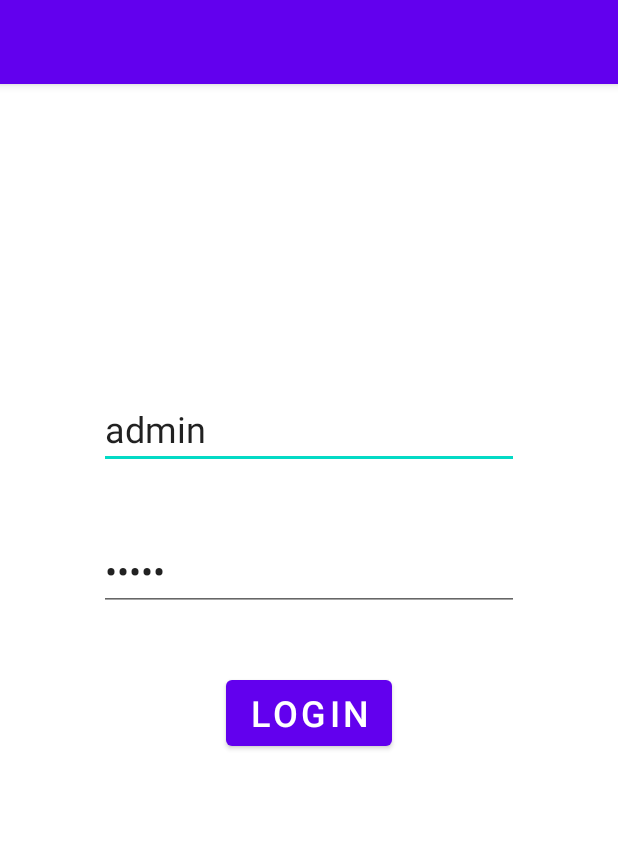
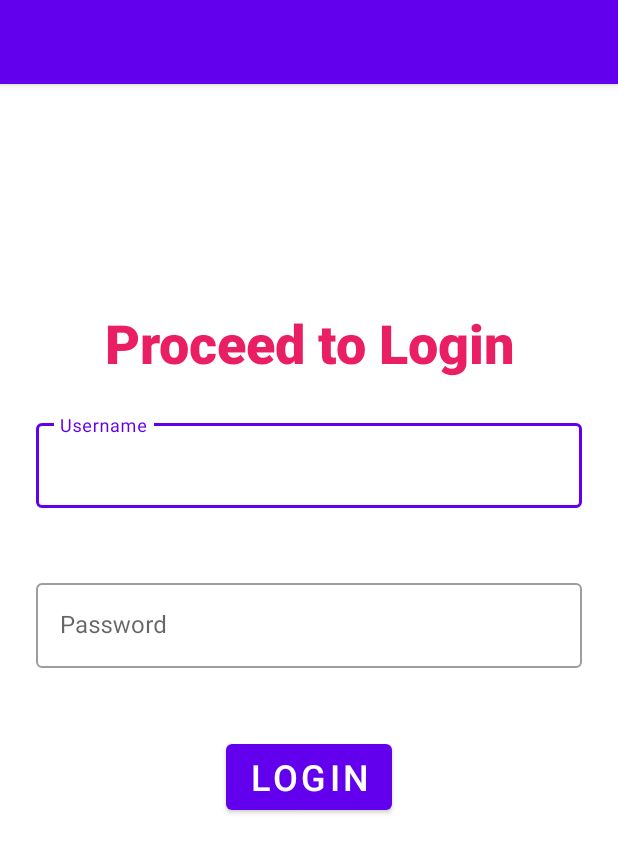
Before and after one commit to studiusvishal/ExpenseDataCollectorApp, an Android app: the screen it shows after launch (LoginActivity), on a phone screen of 412 x 824 dp. Shown: the top 853 px of the screen. Run offline under Robolectric (Android 15) with nearby library versions, the phone set to English and light mode, and no system bars; our stand-ins replace data binding; libraries missing offline, so code that uses them is left out: lombok.experimental; 1 statement that could not run was skipped.

Commit message:
View bining for LoginActivity

```diff
--- a/app/src/main/java/com/bhavsar/vishal/app/expensedatacollector/activities/AddExpenseActivity.java
+++ b/app/src/main/java/com/bhavsar/vishal/app/expensedatacollector/activities/AddExpenseActivity.java
@@ -154,8 +154,10 @@ public class AddExpenseActivity extends AppCompatActivity {
     }
 
     private void saveExpense(final ExpenseRecord expenseRecord) {
-        val expenseRequest =
-                ExpenseRequest.builder().requestBody(expenseRecord).headers(getHeaders()).build();
+        val expenseRequest = ExpenseRequest.builder()
+                        .requestBody(expenseRecord)
+                        .headers(getHeaders())
+                        .build();
         RetrofitHttpUtil.saveExpenseRecord(expenseRequest);
     }
 
--- a/app/src/main/java/com/bhavsar/vishal/app/expensedatacollector/activities/LoginActivity.java
+++ b/app/src/main/java/com/bhavsar/vishal/app/expensedatacollector/activities/LoginActivity.java
@@ -9,17 +9,19 @@ import static com.bhavsar.vishal.app.expensedatacollector.util.LoginUtility.logi
 import android.os.Bundle;
 import android.util.Log;
 import android.view.View;
-import android.widget.Button;
 import android.widget.EditText;
 import android.widget.ProgressBar;
 
 import androidx.appcompat.app.AppCompatActivity;
+import androidx.databinding.DataBindingUtil;
 
 import com.bhavsar.vishal.app.expensedatacollector.BuildConfig;
 import com.bhavsar.vishal.app.expensedatacollector.R;
+import com.bhavsar.vishal.app.expensedatacollector.databinding.ActivityLoginBinding;
 import com.bhavsar.vishal.app.expensedatacollector.util.LoginUtility;
 import com.bhavsar.vishal.app.expensedatacollector.util.SharedPreferencesUtil;
-import com.bhavsar.vishal.app.expensedatacollector.util.ToastUtil;
+
+import org.apache.commons.lang3.StringUtils;
 
 public class LoginActivity extends AppCompatActivity {
 
@@ -27,16 +29,14 @@ public class LoginActivity extends AppCompatActivity {
     private EditText editTextPassword;
     private ProgressBar loginProgressBar;
     private final SharedPreferencesUtil sharedPreferencesUtil = SharedPreferencesUtil.getInstance();
+    private ActivityLoginBinding activity;
 
     @Override
     protected void onCreate(final Bundle savedInstanceState) {
         super.onCreate(savedInstanceState);
-        setContentView(R.layout.activity_login);
-
-        Log.d("BASE_URL", BASE_URL);
-
+        activity = DataBindingUtil.setContentView(this, R.layout.activity_login);
+        Log.d("LOGIN_ACTIVITY", "Base URL: "+ BASE_URL);
         sharedPreferencesUtil.add(KEY_BASE_URL, BASE_URL);
-        loginProgressBar = findViewById(R.id.progressBar);
 
         // Launch main screen for development
         if (BuildConfig.DEBUG && BuildConfig.SKIP_LOGIN) {
@@ -44,24 +44,32 @@ public class LoginActivity extends AppCompatActivity {
             return;
         }
 
-        editTextUsername = findViewById(R.id.textUsername);
-        editTextPassword = findViewById(R.id.passwordTextbox);
-        final Button loginButton = findViewById(R.id.loginButton);
+        editTextUsername = activity.usernameEditText;
+        editTextPassword = activity.passwordEditText;
         editTextUsername.requestFocus();
-        loginButton.setOnClickListener(this::onClickLoginButton);
+        activity.loginButton.setOnClickListener(this::onClickLoginButton);
     }
 
     private void onClickLoginButton(final View view) {
         final String username = editTextUsername.getText().toString();
         final String password = editTextPassword.getText().toString();
 
-        // TODO: Add errorEnabled
-        if (username.isEmpty() || password.isEmpty()) {
-            ToastUtil.showToast("Please enter all details.");
+        boolean isValid = true;
+        if (StringUtils.isEmpty(username)) {
+            activity.loginUsernametextInputLayout.setError("Please enter username.");
+            isValid = false;
+        }
+        if (StringUtils.isEmpty(password)) {
+            activity.loginPasswordTextInputLayout.setError("Please enter password.");
+            isValid = false;
+        }
+
+        if (!isValid) {
             return;
         }
-        loginProgressBar.setVisibility(View.VISIBLE);
-        LoginUtility.login(username, password);
+
+        activity.loginProgressBar.setVisibility(View.VISIBLE);
+        login(username, password);
     }
 
     private void startMainActivity() {
--- a/app/src/main/java/com/bhavsar/vishal/app/expensedatacollector/util/LoginUtility.java
+++ b/app/src/main/java/com/bhavsar/vishal/app/expensedatacollector/util/LoginUtility.java
@@ -13,6 +13,8 @@ import com.bhavsar.vishal.app.expensedatacollector.activities.MainActivity;
 import com.bhavsar.vishal.app.expensedatacollector.http.RetrofitHttpUtil;
 import com.bhavsar.vishal.app.expensedatacollector.model.LoginRequest;
 import com.bhavsar.vishal.app.expensedatacollector.model.LoginRecord;
+
+import org.apache.commons.lang3.StringUtils;
 
 import java.util.Arrays;
 import java.util.Objects;
@@ -34,12 +36,15 @@ public final class LoginUtility {
 
     @NonNull
     private static LoginRecord prepareBody(final String username, final String password) {
-        return LoginRecord.builder().username(username).password(password).build();
+        return LoginRecord.builder()
+                .username(username)
+                .password(password)
+                .build();
     }
 
     private static void onSuccess(final String result) {
-        if (result.isEmpty()) {
-            loginFailed(new RuntimeException("Authorization failed!!!"));
+        if (StringUtils.isEmpty(result)) {
+            loginFailed(new RuntimeException("AuthToken is empty. Login failed!!!"));
             return;
         }
         sharedPreferences.add(KEY_AUTHORIZATION, result);
@@ -51,7 +56,7 @@ public final class LoginUtility {
     }
 
     private static void onError(final Throwable error) {
-        Log.e("APP_LOGIN", Arrays.toString(error.getStackTrace()));
+        Log.e("LOGIN_UTILITY", Arrays.toString(error.getStackTrace()));
         loginFailed(error);
     }
 
--- a/app/src/main/res/layout/activity_login.xml
+++ b/app/src/main/res/layout/activity_login.xml
@@ -1,87 +1,110 @@
 <?xml version="1.0" encoding="utf-8"?>
-<androidx.constraintlayout.widget.ConstraintLayout xmlns:android="http://schemas.android.com/apk/res/android"
+<layout xmlns:android="http://schemas.android.com/apk/res/android"
     xmlns:app="http://schemas.android.com/apk/res-auto"
-    xmlns:tools="http://schemas.android.com/tools"
+    xmlns:tools="http://schemas.android.com/tools">
+    <androidx.constraintlayout.widget.ConstraintLayout
         android:layout_width="match_parent"
         android:layout_height="match_parent"
         tools:context=".activities.LoginActivity">
 
-    <EditText
-        android:id="@+id/textUsername"
+        <!-- Horizontal Guideline -->
+        <androidx.constraintlayout.widget.Guideline
+            android:id="@+id/login_activity_guideline"
             android:layout_width="wrap_content"
             android:layout_height="wrap_content"
+            android:orientation="horizontal"
+            app:layout_constraintGuide_begin="124dp" />
+
+        <!-- Header label -->
+        <com.google.android.material.textview.MaterialTextView
+            android:id="@+id/proceedToLoginTextView"
+            android:layout_width="wrap_content"
+            android:layout_height="wrap_content"
+            android:layout_marginStart="24dp"
+            android:layout_marginTop="24dp"
+            android:layout_marginEnd="24dp"
+            android:ellipsize="end"
+            android:fontFamily="sans-serif-black"
+            android:gravity="center"
+            android:text="@string/proceed_to_login"
+            android:textColor="#E91E63"
+            android:textSize="36sp"
+            app:layout_constraintEnd_toEndOf="parent"
+            app:layout_constraintHorizontal_bias="0.5"
+            app:layout_constraintStart_toStartOf="parent"
+            app:layout_constraintTop_toTopOf="@+id/login_activity_guideline" />
+
+        <!-- Username -->
+        <com.google.android.material.textfield.TextInputLayout
+            android:id="@+id/loginUsernametextInputLayout"
+            style="@style/Widget.MaterialComponents.TextInputLayout.OutlinedBox"
+            android:layout_width="match_parent"
+            android:layout_height="wrap_content"
+            android:layout_marginStart="24dp"
+            android:layout_marginTop="24dp"
+            android:layout_marginEnd="24dp"
+            app:endIconMode="clear_text"
+            app:errorEnabled="true"
+            app:layout_constraintEnd_toEndOf="parent"
+            app:layout_constraintStart_toStartOf="parent"
+            app:layout_constraintTop_toBottomOf="@+id/proceedToLoginTextView">
+
+            <com.google.android.material.textfield.TextInputEditText
+                android:id="@+id/usernameEditText"
+                android:layout_width="match_parent"
+                android:layout_height="wrap_content"
+                android:hint="@string/enter_username"
+                android:inputType="text" />
+        </com.google.android.material.textfield.TextInputLayout>
+
+        <!-- Password -->
+        <com.google.android.material.textfield.TextInputLayout
+            android:id="@+id/loginPasswordTextInputLayout"
+            style="@style/Widget.MaterialComponents.TextInputLayout.OutlinedBox"
+            android:layout_width="match_parent"
+            android:layout_height="wrap_content"
+            android:layout_marginStart="24dp"
+            android:layout_marginTop="24dp"
+            android:layout_marginEnd="24dp"
+            android:hint="@string/enter_password"
+            app:endIconMode="clear_text"
+            app:errorEnabled="true"
+            app:layout_constraintEnd_toEndOf="parent"
+            app:layout_constraintStart_toStartOf="parent"
+            app:layout_constraintTop_toBottomOf="@+id/loginUsernametextInputLayout">
+            <com.google.android.material.textfield.TextInputEditText
+                android:id="@+id/passwordEditText"
+                android:layout_width="match_parent"
+                android:layout_height="wrap_content"
+                android:inputType="textPassword" />
+        </com.google.android.material.textfield.TextInputLayout>
+
+        <!-- Login Button -->
+        <com.google.android.material.button.MaterialButton
+            android:id="@+id/loginButton"
+            android:layout_width="wrap_content"
+            android:layout_height="56dp"
             android:layout_marginStart="16dp"
-        android:layout_marginLeft="16dp"
-        android:layout_marginTop="16dp"
+            android:layout_marginTop="24dp"
             android:layout_marginEnd="16dp"
-        android:layout_marginRight="16dp"
-        android:layout_marginBottom="16dp"
-        android:ems="10"
-        android:hint="Enter username"
-        android:inputType="textPersonName"
-        android:text="admin"
+            android:text="@string/log_in"
             android:textSize="24sp"
+            app:layout_constraintEnd_toEndOf="parent"
+            app:layout_constraintHorizontal_bias="0.5"
+            app:layout_constraintStart_toStartOf="parent"
+            app:layout_constraintTop_toBottomOf="@+id/loginPasswordTextInputLayout" />
+
+        <!-- Login progress indicator -->
+        <com.google.android.material.progressindicator.CircularProgressIndicator
+            android:id="@+id/loginProgressBar"
+            android:layout_width="wrap_content"
+            android:layout_height="wrap_content"
+            android:indeterminate="true"
+            android:visibility="gone"
             app:layout_constraintBottom_toBottomOf="parent"
             app:layout_constraintEnd_toEndOf="parent"
             app:layout_constraintHorizontal_bias="0.5"
             app:layout_constraintStart_toStartOf="parent"
-        app:layout_constraintTop_toTopOf="parent"
-        app:layout_constraintVertical_bias="0.274" />
-
-    <EditText
-        android:id="@+id/passwordTextbox"
-        android:layout_width="wrap_content"
-        android:layout_height="wrap_content"
-        android:layout_marginStart="16dp"
-        android:layout_marginLeft="16dp"
-        android:layout_marginTop="16dp"
-        android:layout_marginEnd="16dp"
-        android:layout_marginRight="16dp"
-        android:layout_marginBottom="16dp"
-        android:ems="10"
-        android:hint="Enter password"
-        android:inputType="textPassword"
-        android:text="admin"
-        android:textSize="24sp"
-        app:layout_constraintBottom_toBottomOf="parent"
-        app:layout_constraintEnd_toEndOf="parent"
-        app:layout_constraintHorizontal_bias="0.5"
-        app:layout_constraintStart_toStartOf="parent"
-        app:layout_constraintTop_toBottomOf="@+id/textUsername"
-        app:layout_constraintVertical_bias="0.06" />
-
-    <Button
-        android:id="@+id/loginButton"
-        android:layout_width="wrap_content"
-        android:layout_height="56dp"
-        android:layout_marginStart="16dp"
-        android:layout_marginLeft="16dp"
-        android:layout_marginTop="16dp"
-        android:layout_marginEnd="16dp"
-        android:layout_marginRight="16dp"
-        android:layout_marginBottom="16dp"
-        android:text="Login"
-        android:textSize="24sp"
-        app:layout_constraintBottom_toBottomOf="parent"
-        app:layout_constraintEnd_toEndOf="parent"
-        app:layout_constraintHorizontal_bias="0.5"
-        app:layout_constraintStart_toStartOf="parent"
-        app:layout_constraintTop_toBottomOf="@+id/passwordTextbox"
-        app:layout_constraintVertical_bias="0.074" />
-
-    <ProgressBar
-        android:id="@+id/progressBar"
-        style="?android:attr/progressBarStyle"
-        android:layout_width="wrap_content"
-        android:layout_height="wrap_content"
-        android:layout_marginStart="16dp"
-        android:layout_marginEnd="16dp"
-        android:visibility="gone"
-        app:layout_constraintBottom_toBottomOf="parent"
-        app:layout_constraintEnd_toEndOf="parent"
-        app:layout_constraintHorizontal_bias="0.498"
-        app:layout_constraintStart_toStartOf="parent"
-        app:layout_constraintTop_toBottomOf="@+id/loginButton"
-        app:layout_constraintVertical_bias="0.128" />
-
+            app:layout_constraintTop_toTopOf="parent" />
     </androidx.constraintlayout.widget.ConstraintLayout>
+</layout>
--- /dev/null
+++ b/app/src/main/res/values/login.xml
@@ -0,0 +1,9 @@
+<?xml version="1.0" encoding="utf-8"?>
+<resources>
+    <string name="enter_username">Username</string>
+    <string name="enter_password">Password</string>
+
+    <string name="log_in">Login</string>
+    <string name="sign_up">Sign Up</string>
+    <string name="proceed_to_login">Proceed to Login</string>
+</resources>
--- a/app/src/main/res/values/strings.xml
+++ b/app/src/main/res/values/strings.xml
@@ -1,6 +1,4 @@
 <resources>
-    <string name="log_in">Log in</string>
-    <string name="sign_up">Sign Up</string>
     <string name="add_new_expense_label">Add New Expense</string>
     <string name="select_date">Expense Date</string>
     <string name="select_date_calendar_icon">Select date calendar icon</string> <!-- delete -->
```
Also changed, not shown: 1 other file. Lines whose indentation alone changed are shown as unchanged.
